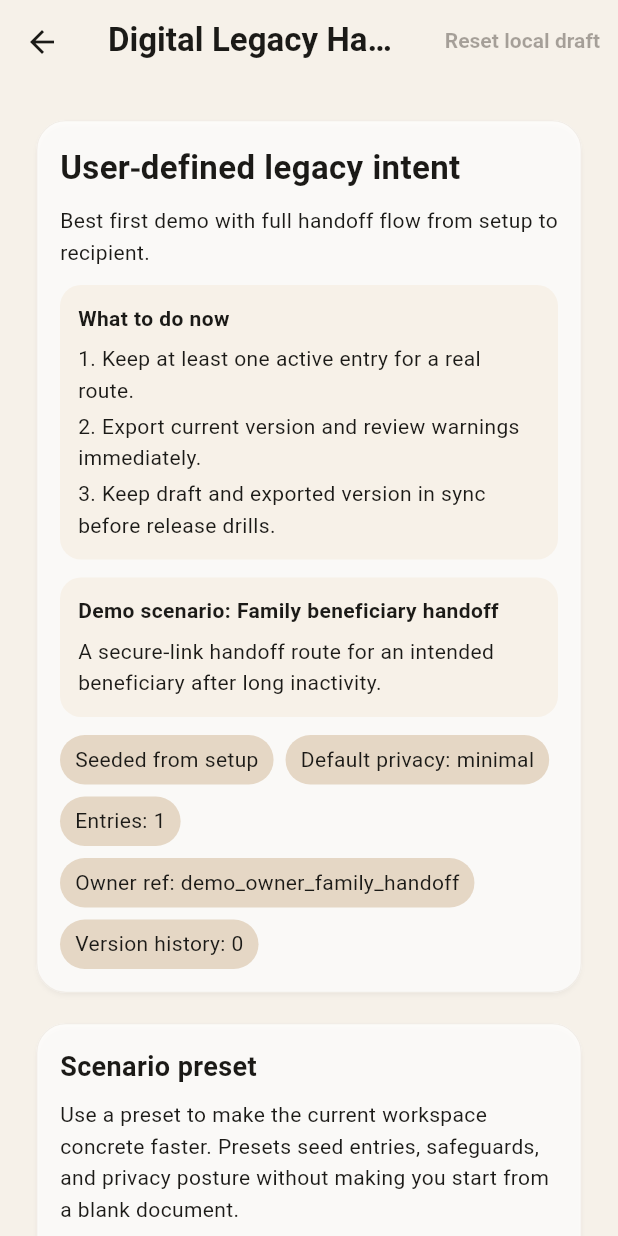
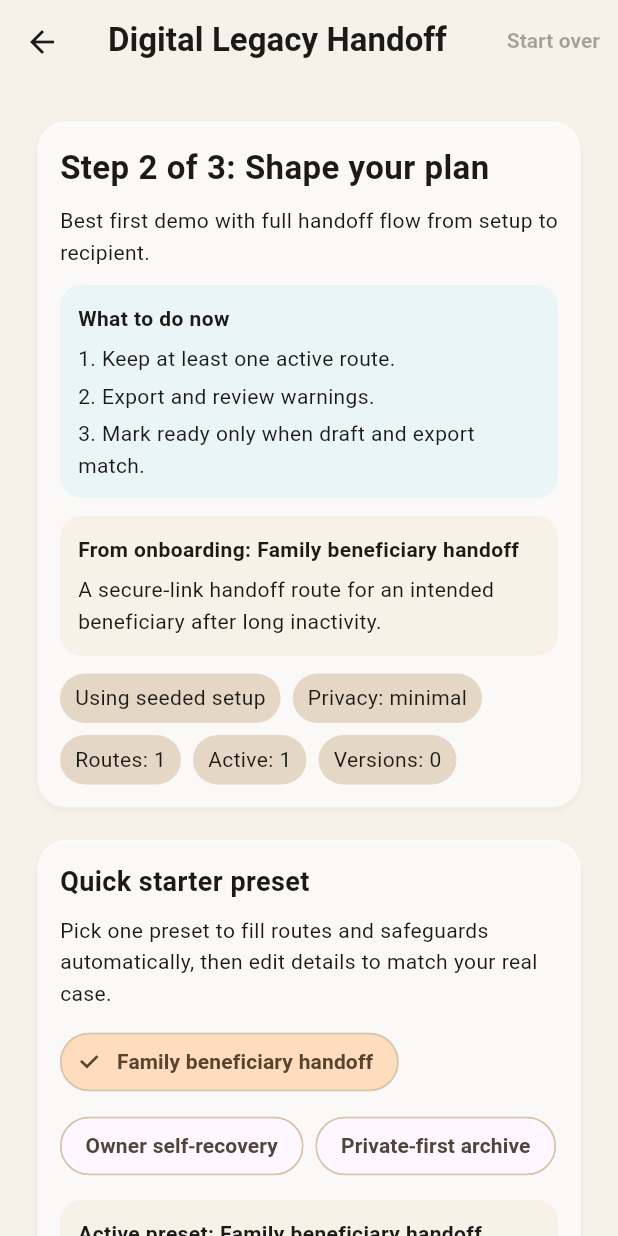
Before and after one commit to sanom-ai/digital-legacy-weaver, a Flutter app: the screen it shows after launch, after a tap on "ไทย", after a tap on "EN", after a tap on "Start in private mode", on a phone screen of 412 x 824 dp. Run offline on Flutter 3.47's test engine with Material 3 defaults, Android fonts, the phone set to English and light mode, and no system bars; our stand-ins replace flutter_riverpod, flutter_secure_storage, google_fonts, qr_flutter, shared_preferences, supabase_flutter; missing offline and left inert: cryptography; accounts and stored records are empty.

Commit message:
feat(app): polish intent builder copy for clearer user flow
- simplify step-2 language and action guidance\n- reduce technical labels in top summary pills\n- improve preset and local draft messaging for non-technical users

```diff
--- a/apps/flutter_app/lib/features/intent_builder/intent_builder_screen.dart
+++ b/apps/flutter_app/lib/features/intent_builder/intent_builder_screen.dart
@@ -865,7 +865,7 @@ class _IntentBuilderScreenState extends ConsumerState<IntentBuilderScreen> {
 
   @override
   Widget build(BuildContext context) {
-    final screenTitle = widget.screenTitle ?? "Intent Builder";
+    final screenTitle = widget.screenTitle ?? "Legacy plan workspace";
     if (_isLoading) {
       return Scaffold(
         appBar: AppBar(title: Text(screenTitle)),
@@ -902,7 +902,7 @@ class _IntentBuilderScreenState extends ConsumerState<IntentBuilderScreen> {
     final ptnPreview = buildDraftIntentPtnPreview(_document);
     final draftSignature = buildIntentDocumentSignature(_document);
     final screenSubtitle = widget.screenSubtitle ??
-        "This screen helps you shape intent in plain language before export.";
+        "Step 2 of 3: shape your plan in plain language before export.";
     final demoScenarioTitle = _document.metadata["demo_title"] as String?;
     final demoScenarioSummary = _document.metadata["demo_summary"] as String?;
     final demoScenarioNextStep =
@@ -932,7 +932,7 @@ class _IntentBuilderScreenState extends ConsumerState<IntentBuilderScreen> {
         actions: [
           TextButton(
             onPressed: _hasLocalDraft ? _resetDraft : null,
-            child: const Text("Reset local draft"),
+            child: const Text("Start over"),
           ),
         ],
       ),
@@ -946,7 +946,7 @@ class _IntentBuilderScreenState extends ConsumerState<IntentBuilderScreen> {
                 crossAxisAlignment: CrossAxisAlignment.start,
                 children: [
                   const Text(
-                    "User-defined legacy intent",
+                    "Step 2 of 3: Shape your plan",
                     style: TextStyle(fontSize: 22, fontWeight: FontWeight.w600),
                   ),
                   const SizedBox(height: 8),
@@ -956,7 +956,7 @@ class _IntentBuilderScreenState extends ConsumerState<IntentBuilderScreen> {
                     width: double.infinity,
                     padding: const EdgeInsets.all(12),
                     decoration: BoxDecoration(
-                      color: const Color(0xFFF7F1E8),
+                      color: const Color(0xFFEAF6F6),
                       borderRadius: BorderRadius.circular(14),
                     ),
                     child: const Column(
@@ -967,17 +967,11 @@ class _IntentBuilderScreenState extends ConsumerState<IntentBuilderScreen> {
                           style: TextStyle(fontWeight: FontWeight.w600),
                         ),
                         SizedBox(height: 6),
-                        Text(
-                          "1. Keep at least one active entry for a real route.",
-                        ),
+                        Text("1. Keep at least one active route."),
                         SizedBox(height: 4),
-                        Text(
-                          "2. Export current version and review warnings immediately.",
-                        ),
+                        Text("2. Export and review warnings."),
                         SizedBox(height: 4),
-                        Text(
-                          "3. Keep draft and exported version in sync before release drills.",
-                        ),
+                        Text("3. Mark ready only when draft and export match."),
                       ],
                     ),
                   ),
@@ -993,7 +987,7 @@ class _IntentBuilderScreenState extends ConsumerState<IntentBuilderScreen> {
                         crossAxisAlignment: CrossAxisAlignment.start,
                         children: [
                           Text(
-                            "Demo scenario: $demoScenarioTitle",
+                            "From onboarding: $demoScenarioTitle",
                             style: const TextStyle(fontWeight: FontWeight.w600),
                           ),
                           if (demoScenarioSummary != null) ...[
@@ -1011,17 +1005,16 @@ class _IntentBuilderScreenState extends ConsumerState<IntentBuilderScreen> {
                     children: [
                       _Pill(
                         label: _hasLocalDraft
-                            ? "Encrypted draft stored on this device"
-                            : "Seeded from setup",
+                            ? "Local encrypted draft: on"
+                            : "Using seeded setup",
                       ),
                       _Pill(
-                        label:
-                            "Default privacy: ${_document.defaultPrivacyProfile}",
+                        label: "Privacy: ${_document.defaultPrivacyProfile}",
                       ),
-                      _Pill(label: "Entries: ${_document.entries.length}"),
-                      _Pill(label: "Owner ref: ${_document.ownerRef}"),
+                      _Pill(label: "Routes: ${_document.entries.length}"),
+                      _Pill(label: "Active: $activeEntryCount"),
                       _Pill(
-                        label: "Version history: ${_artifactHistory.length}",
+                        label: "Versions: ${_artifactHistory.length}",
                       ),
                     ],
                   ),
@@ -1049,12 +1042,12 @@ class _IntentBuilderScreenState extends ConsumerState<IntentBuilderScreen> {
                 crossAxisAlignment: CrossAxisAlignment.start,
                 children: [
                   const Text(
-                    "Scenario preset",
+                    "Quick starter preset",
                     style: TextStyle(fontSize: 18, fontWeight: FontWeight.w600),
                   ),
                   const SizedBox(height: 8),
                   const Text(
-                    "Use a preset to make the current workspace concrete faster. Presets seed entries, safeguards, and privacy posture without making you start from a blank document.",
+                    "Pick one preset to fill routes and safeguards automatically, then edit details to match your real case.",
                   ),
                   const SizedBox(height: 12),
                   Wrap(
@@ -1084,7 +1077,7 @@ class _IntentBuilderScreenState extends ConsumerState<IntentBuilderScreen> {
                         crossAxisAlignment: CrossAxisAlignment.start,
                         children: [
                           Text(
-                            "Preset active: ${_activeScenario!.title}",
+                            "Active preset: ${_activeScenario!.title}",
                             style: const TextStyle(fontWeight: FontWeight.w600),
                           ),
                           const SizedBox(height: 6),
@@ -1092,7 +1085,7 @@ class _IntentBuilderScreenState extends ConsumerState<IntentBuilderScreen> {
                           if (demoScenarioNextStep != null) ...[
                             const SizedBox(height: 8),
                             Text(
-                              "Preset next step: $demoScenarioNextStep",
+                              "Next step: $demoScenarioNextStep",
                               style: const TextStyle(
                                 fontWeight: FontWeight.w600,
                               ),
@@ -1115,12 +1108,12 @@ class _IntentBuilderScreenState extends ConsumerState<IntentBuilderScreen> {
                 crossAxisAlignment: CrossAxisAlignment.start,
                 children: [
                   Text(
-                    "Encrypted local draft storage",
+                    "Private local draft",
                     style: TextStyle(fontSize: 18, fontWeight: FontWeight.w600),
                   ),
                   SizedBox(height: 8),
                   Text(
-                    "Your draft is encrypted and stored on this device so you can continue planning safely before release. Local drafts are not published policies.",
+                    "Your plan is encrypted on this device. Nothing is published until you export and confirm readiness.",
                   ),
                 ],
               ),
```
